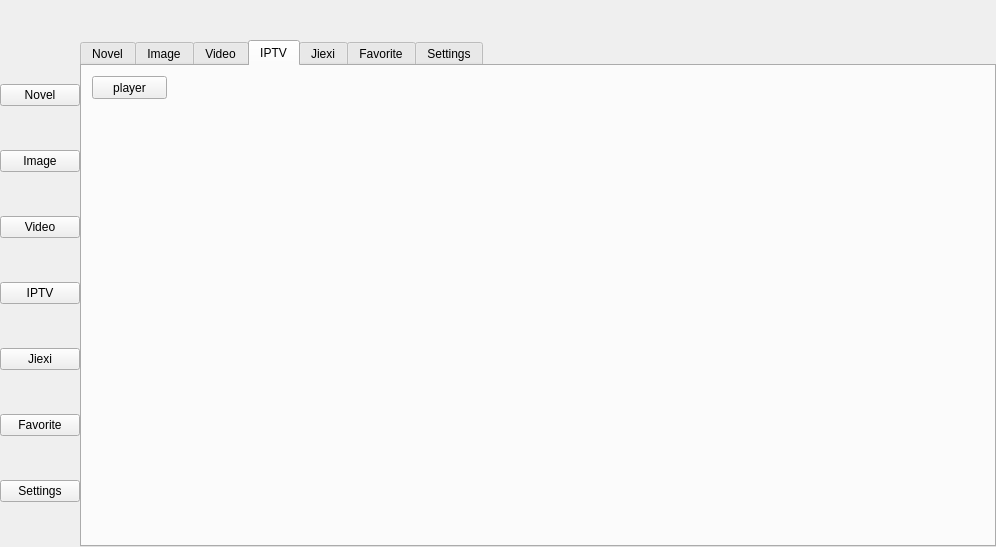
Before: the Qt Designer form src/view/main/main.ui in ddmoyu/moyu, drawn with Qt 5.
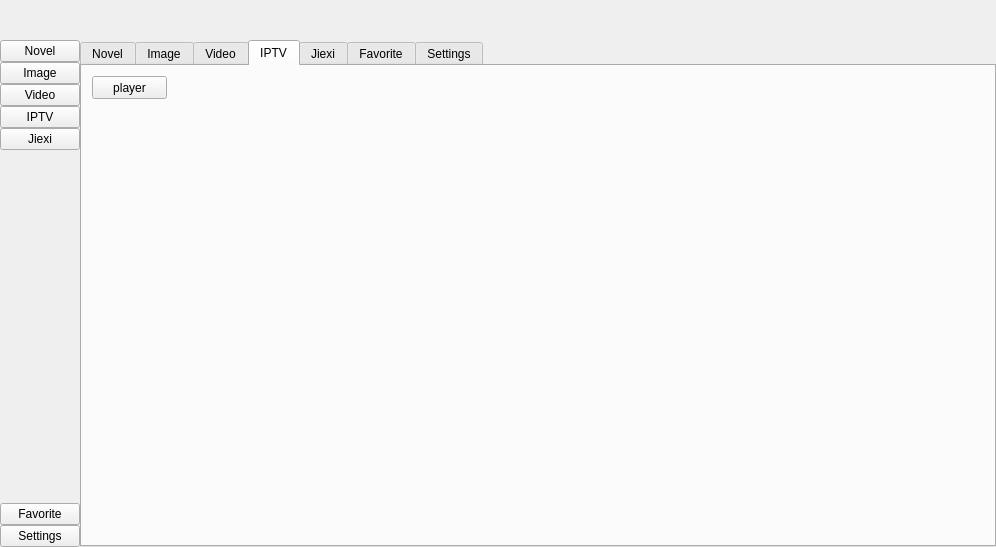
After: the same form once the commit is applied. The open tabs and pages were chosen to show the change.

What changed in the file:
```diff
--- a/src/view/main/main.ui
+++ b/src/view/main/main.ui
@@ -109,6 +109,19 @@
            </property>
           </widget>
          </item>
+         <item>
+          <spacer name="verticalSpacer">
+           <property name="orientation">
+            <enum>Qt::Vertical</enum>
+           </property>
+           <property name="sizeHint" stdset="0">
+            <size>
+             <width>20</width>
+             <height>40</height>
+            </size>
+           </property>
+          </spacer>
+         </item>
          <item>
           <widget class="QPushButton" name="btn_favorite">
            <property name="text">
```
Left out of the diff: 4 changed lines with no effect on the pictures.
